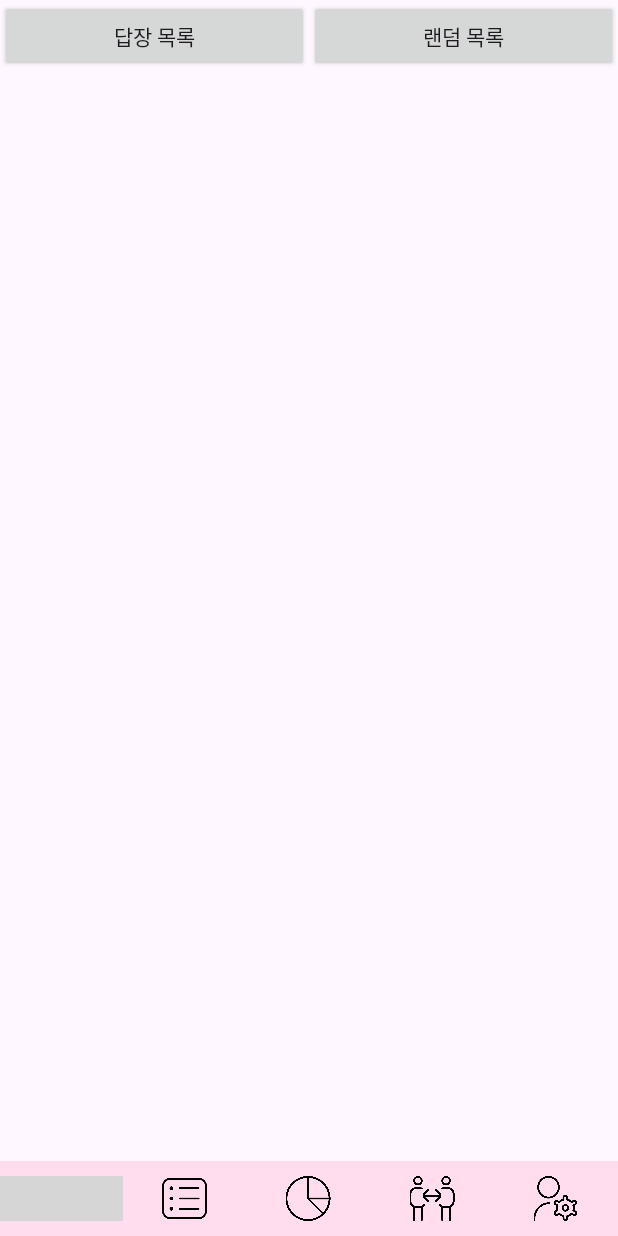
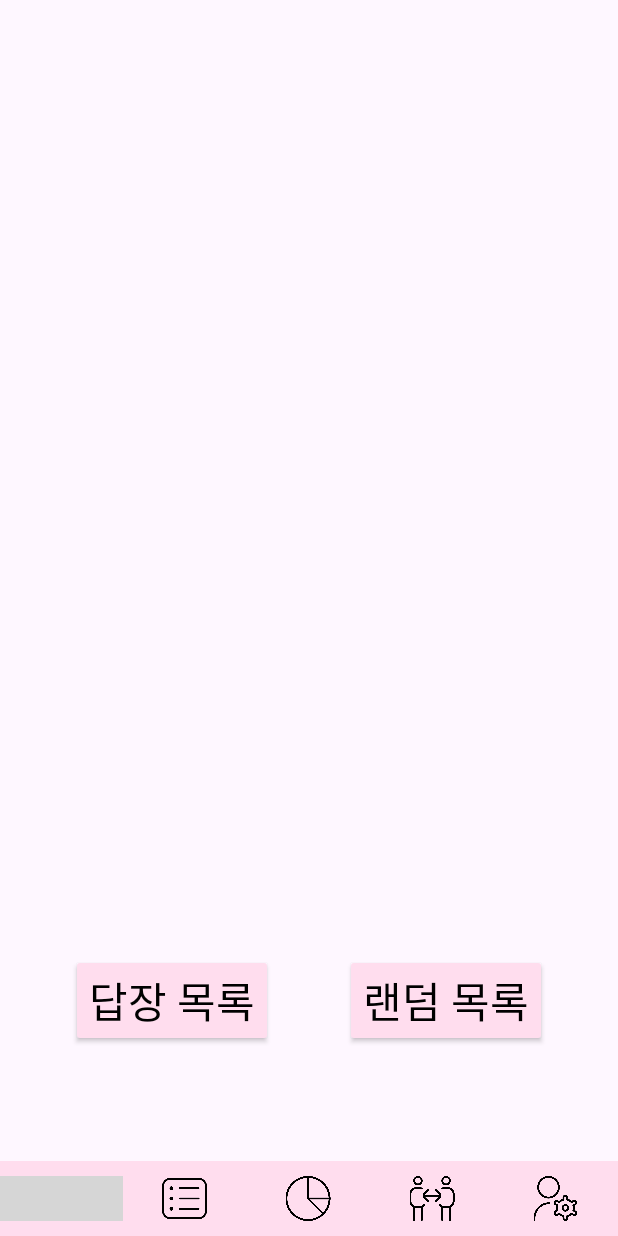
Before and after one commit to smhrdMCC/TodakTodak, an Android app: the ReplyDiaryListActivity screen opened directly, with no data from a screen before it, on a phone screen of 412 x 824 dp. Run offline under Robolectric (Android 15) with nearby library versions, the phone set to English and light mode, and no system bars; grey boxes are pictures that could not be loaded.

Commit message:
윤강석 카카오 activity_reply_diary_list.xml 디자인 수정

```diff
--- a/app/src/main/res/layout/activity_feedback.xml
+++ b/app/src/main/res/layout/activity_feedback.xml
@@ -26,7 +26,7 @@
         android:layout_alignParentStart="true"
         android:layout_alignParentEnd="true"
         android:layout_marginBottom="112dp"
-        android:background="#00ff0000"
+        android:backgroundTint="@color/pastel_rainbow7"
         android:fontFamily="@font/sehwace"
         android:text="읽기"
         android:textColor="@color/black"
--- a/app/src/main/res/layout/activity_reply_diary_list.xml
+++ b/app/src/main/res/layout/activity_reply_diary_list.xml
@@ -6,48 +6,54 @@
     android:layout_height="match_parent"
     tools:context=".view.ReplyDiaryListActivity">
 
-    <LinearLayout
-        android:id="@+id/linearLayout5"
-        android:layout_width="0dp"
-        android:layout_height="0dp"
-        android:orientation="vertical"
-        app:layout_constraintBottom_toTopOf="@+id/linearLayout6"
+    <androidx.recyclerview.widget.RecyclerView
+        android:id="@+id/replyDiaryList"
+        android:layout_width="match_parent"
+        android:layout_height="371dp"
+        android:layout_marginTop="16dp"
         app:layout_constraintEnd_toEndOf="parent"
         app:layout_constraintStart_toStartOf="parent"
-        app:layout_constraintTop_toTopOf="parent">
-
-        <LinearLayout
-            android:layout_width="match_parent"
-            android:layout_height="wrap_content"
-            android:orientation="horizontal">
+        app:layout_constraintTop_toTopOf="parent" />
 
     <Button
         android:id="@+id/replyDiaryListBtn"
         android:layout_width="wrap_content"
         android:layout_height="wrap_content"
+        android:layout_marginBottom="76dp"
         android:layout_weight="1"
-                android:text="답장 목록" />
+        android:backgroundTint="@color/pastel_rainbow7"
+        android:fontFamily="@font/sehwace"
+        android:text="답장 목록"
+        android:textColor="@color/black"
+        android:textSize="28sp"
+        app:layout_constraintBottom_toTopOf="@+id/linearLayout6"
+        app:layout_constraintEnd_toStartOf="@+id/randomDiaryListBtn"
+        app:layout_constraintHorizontal_bias="0.5"
+        app:layout_constraintStart_toStartOf="parent" />
 
     <Button
         android:id="@+id/randomDiaryListBtn"
         android:layout_width="wrap_content"
         android:layout_height="wrap_content"
         android:layout_weight="1"
-                android:text="랜덤 목록" />
-        </LinearLayout>
-
-        <androidx.recyclerview.widget.RecyclerView
-            android:id="@+id/replyDiaryList"
-            android:layout_width="match_parent"
-            android:layout_height="match_parent" />
-    </LinearLayout>
+        android:backgroundTint="@color/pastel_rainbow7"
+        android:fontFamily="@font/sehwace"
+        android:text="랜덤 목록"
+        android:textColor="@color/black"
+        android:textSize="28sp"
+        app:layout_constraintBottom_toBottomOf="@+id/replyDiaryListBtn"
+        app:layout_constraintEnd_toEndOf="parent"
+        app:layout_constraintHorizontal_bias="0.5"
+        app:layout_constraintStart_toEndOf="@+id/replyDiaryListBtn"
+        app:layout_constraintTop_toTopOf="@+id/replyDiaryListBtn"
+        app:layout_constraintVertical_bias="0.0" />
 
     <LinearLayout
         android:id="@+id/linearLayout6"
         android:layout_width="0dp"
         android:layout_height="50dp"
+        android:background="@color/pastel_rainbow7"
         android:orientation="horizontal"
-        android:background="@color/pastel_rainbow7"
         app:layout_constraintBottom_toBottomOf="parent"
         app:layout_constraintEnd_toEndOf="parent"
         app:layout_constraintStart_toStartOf="parent">
@@ -118,4 +124,5 @@
             tools:visibility="visible" />
 
     </LinearLayout>
+
 </androidx.constraintlayout.widget.ConstraintLayout>
```
Lines whose indentation alone changed are shown as unchanged.
